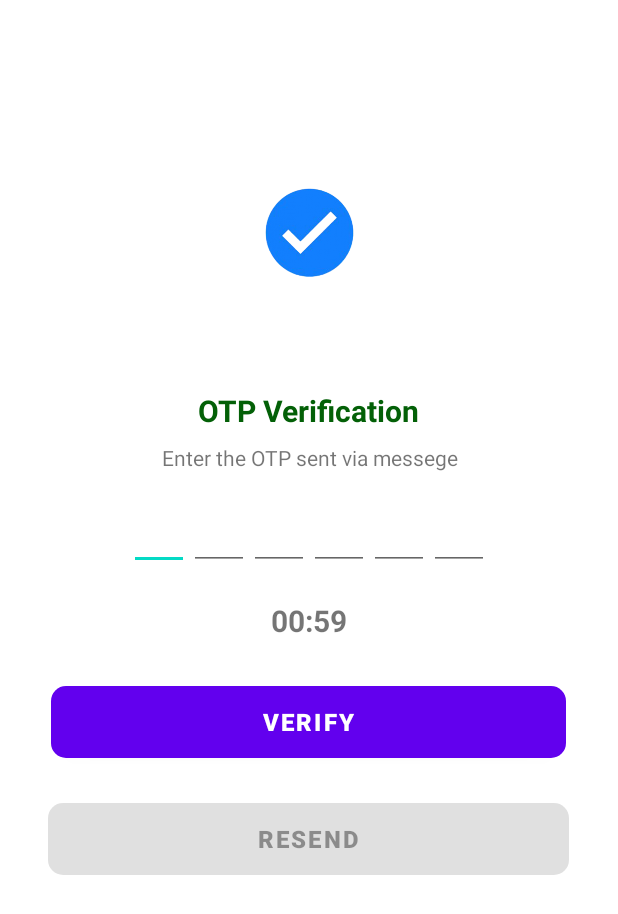
After one commit to Topu646/System-Project--Alaap-a-chatting-application, an Android app: the VerifyOTPActivity screen opened directly, with no data from a screen before it, on a phone screen of 412 x 824 dp. The commit adds this screen. Shown: the top 914 px of the screen. Run offline under Robolectric (Android 15) with nearby library versions, the phone set to English and light mode, and no system bars; our stand-ins replace Firebase (no records; nobody signed in at launch, a user with empty details on screens opened directly).

Commit message:
verify otp page design completed

```diff
--- a/app/build.gradle
+++ b/app/build.gradle
@@ -33,7 +33,7 @@ dependencies {
 
 
     implementation 'androidx.cardview:cardview:1.0.0'
-
+    implementation 'com.hbb20:ccp:2.7.1'
     implementation 'androidx.appcompat:appcompat:1.6.1'
     implementation 'com.google.android.material:material:1.10.0'
     implementation 'androidx.constraintlayout:constraintlayout:2.1.4'
--- a/app/src/main/AndroidManifest.xml
+++ b/app/src/main/AndroidManifest.xml
@@ -12,6 +12,9 @@
         android:supportsRtl="true"
         android:theme="@style/Theme.Alaap"
         tools:targetApi="31">
+        <activity
+            android:name=".VerifyOTPActivity"
+            android:exported="false" />
         <activity
             android:name=".SendOtpActivity"
             android:exported="false" />
--- a/app/src/main/java/com/example/alaap/SignUpActivity.java
+++ b/app/src/main/java/com/example/alaap/SignUpActivity.java
@@ -81,6 +81,8 @@ public class SignUpActivity extends AppCompatActivity {
                             Log.d(TAG, "New User Created Successfully!");
                             FirebaseUser user = mAuth.getCurrentUser();
 
+                            user.delete();
+
                             Intent intent = new Intent(SignUpActivity.this, SendOtpActivity.class);
                             intent.putExtra("email",mail);
                             intent.putExtra("name",name.getText().toString());
--- /dev/null
+++ b/app/src/main/java/com/example/alaap/VerifyOTPActivity.java
@@ -0,0 +1,224 @@
+package com.example.alaap;
+
+import static androidx.constraintlayout.helper.widget.MotionEffect.TAG;
+
+import androidx.annotation.NonNull;
+import androidx.appcompat.app.AppCompatActivity;
+
+import android.content.Intent;
+import android.os.Bundle;
+import android.os.CountDownTimer;
+import android.util.Log;
+import android.view.View;
+import android.widget.Button;
+import android.widget.EditText;
+import android.widget.ProgressBar;
+import android.widget.TextView;
+import android.widget.Toast;
+
+import com.google.android.gms.tasks.OnCompleteListener;
+import com.google.android.gms.tasks.Task;
+import com.google.firebase.FirebaseException;
+import com.google.firebase.auth.AuthResult;
+import com.google.firebase.auth.FirebaseAuth;
+import com.google.firebase.auth.FirebaseUser;
+import com.google.firebase.auth.PhoneAuthCredential;
+import com.google.firebase.auth.PhoneAuthOptions;
+import com.google.firebase.auth.PhoneAuthProvider;
+
+import java.util.concurrent.TimeUnit;
+
+public class VerifyOTPActivity extends AppCompatActivity {
+
+    Button verifyButton, resendButton;
+    EditText editText1,editText2,editText3,editText4,editText5,editText6;
+    TextView timer,errorView;
+
+    ProgressBar progressBar;
+    FirebaseAuth mAuth = FirebaseAuth.getInstance();
+
+    PhoneAuthProvider.ForceResendingToken mResendToken;
+    PhoneAuthProvider.OnVerificationStateChangedCallbacks mCallbacks;
+
+
+    String phoneNumber,name,password,email;
+
+    String mVerificationId;
+    String typedOTP;
+    @Override
+    protected void onCreate(Bundle savedInstanceState) {
+        super.onCreate(savedInstanceState);
+        setContentView(R.layout.activity_verify_otpactivity);
+
+        email = getIntent().getStringExtra("email");
+        phoneNumber = getIntent().getStringExtra("phone");
+        name = getIntent().getStringExtra("name");
+        password = getIntent().getStringExtra("password");
+
+        errorView = findViewById(R.id.error_text);
+
+
+        editText1 = findViewById(R.id.inputCode1);
+        editText2 = findViewById(R.id.inputCode2);
+        editText3 = findViewById(R.id.inputCode3);
+        editText4 = findViewById(R.id.inputCode4);
+        editText5 = findViewById(R.id.inputCode5);
+        editText6 = findViewById(R.id.inputCode6);
+
+        timer = findViewById(R.id.timer);
+
+        verifyButton = findViewById(R.id.verifybutton);
+        resendButton = findViewById(R.id.resendbutton);
+
+        resendButton.setEnabled(false);
+
+        progressBar = findViewById(R.id.progressbar);
+
+
+        new CountDownTimer(60000, 1000) {
+            public void onTick(long millisUntilFinished) {
+                // This method will be called every second until the timer is finished
+                long secondsRemaining = millisUntilFinished / 1000;
+                if(secondsRemaining>=10){
+                    timer.setText("00:"+secondsRemaining);
+                }
+                else{
+                    timer.setText("00:0"+secondsRemaining);
+                }
+
+            }
+
+            public void onFinish() {
+                // This method will be called when the timer finishes
+                // Perform actions when the timer is done
+                resendButton.setEnabled(true);
+                timer.setVisibility(View.GONE);
+            }
+        }.start();
+
+        sendOtp(phoneNumber);
+
+        verifyButton.setOnClickListener(new View.OnClickListener() {
+            @Override
+            public void onClick(View view) {
+                if(editText1.getText().toString().isEmpty()||editText2.getText().toString().isEmpty()||editText3.getText().toString().isEmpty()||editText4.getText().toString().isEmpty()||
+                        editText5.getText().toString().isEmpty()||editText6.getText().toString().isEmpty() ){
+                    errorView.setVisibility(View.VISIBLE);
+                }
+                else{
+                    typedOTP = editText1.getText().toString()+editText2.getText().toString()
+                            +editText3.getText().toString()+editText4.getText().toString()
+                            +editText5.getText().toString()+editText6.getText().toString();
+
+                    PhoneAuthCredential credential = PhoneAuthProvider.getCredential(mVerificationId,typedOTP);
+                    linkWithCurrentUser(credential);
+                }
+            }
+        });
+
+
+        resendButton.setOnClickListener(new View.OnClickListener() {
+            @Override
+            public void onClick(View view) {
+                timer.setVisibility(View.VISIBLE);
+                resendButton.setEnabled(false);
+                sendOtp(phoneNumber);
+                new CountDownTimer(60000, 1000) {
+                    public void onTick(long millisUntilFinished) {
+                        // This method will be called every second until the timer is finished
+                        long secondsRemaining = millisUntilFinished / 1000;
+                        if(secondsRemaining>=10){
+                            timer.setText("00:"+secondsRemaining);
+                        }
+                        else{
+                            timer.setText("00:0"+secondsRemaining);
+                        }
+                    }
+
+                    public void onFinish() {
+                        // This method will be called when the timer finishes
+                        // Perform actions when the timer is done
+                        resendButton.setEnabled(true);
+                        timer.setVisibility(View.GONE);
+                    }
+                }.start();
+            }
+        });
+
+    }
+
+
+    void sendOtp(String phoneNumber){
+        mCallbacks = new PhoneAuthProvider.OnVerificationStateChangedCallbacks() {
+            @Override
+            public void onVerificationCompleted(@NonNull PhoneAuthCredential phoneAuthCredential) {
+                Toast.makeText(VerifyOTPActivity.this,"OTP verification successfull!",Toast.LENGTH_SHORT).show();
+                linkWithCurrentUser(phoneAuthCredential);
+//                Intent intent = new Intent(VerifyOTPActivity.this,HomeScreen.class);
+//                startActivity(intent);
+            }
+
+            @Override
+            public void onVerificationFailed(@NonNull FirebaseException e) {
+                Toast.makeText(VerifyOTPActivity.this,e.toString(),Toast.LENGTH_SHORT).show();
+                e.printStackTrace();
+            }
+
+            @Override
+            public void onCodeSent(@NonNull String verificationId, @NonNull PhoneAuthProvider.ForceResendingToken forceResendingToken) {
+                super.onCodeSent(verificationId, forceResendingToken);
+                mVerificationId = verificationId;
+                mResendToken = forceResendingToken;
+                Toast.makeText(VerifyOTPActivity.this,"OTP sent successfully",Toast.LENGTH_SHORT).show();
+            }
+        };
+
+        PhoneAuthOptions options =
+                PhoneAuthOptions.newBuilder(mAuth)
+                        .setPhoneNumber(phoneNumber)
+                        .setTimeout(60L, TimeUnit.SECONDS)
+                        .setActivity(this)
+                        .setCallbacks(mCallbacks)
+                        .build();
+
+        PhoneAuthProvider.verifyPhoneNumber(options);
+    }
+
+    void linkWithCurrentUser(PhoneAuthCredential credential){
+        mAuth.createUserWithEmailAndPassword(email,password)
+                .addOnCompleteListener(this, new OnCompleteListener<AuthResult>() {
+                    @Override
+                    public void onComplete(@NonNull Task<AuthResult> task) {
+                        if(task.isSuccessful()){
+                            FirebaseUser user = task.getResult().getUser();
+                            if(user!=null){
+                                user.linkWithCredential(credential)
+                                        .addOnCompleteListener(VerifyOTPActivity.this, new OnCompleteListener<AuthResult>() {
+                                            @Override
+                                            public void onComplete(@NonNull Task<AuthResult> task) {
+                                                if(task.isSuccessful()){
+                                                    Log.d(TAG, "linkWithCredential:Success");
+                                                    FirebaseUser user = task.getResult().getUser();
+
+                                                    Intent intent = new Intent(VerifyOTPActivity.this,HomeScreen.class);
+                                                    finish();
+                                                    startActivity(intent);
+                                                }
+                                                else{
+                                                    Log.w(TAG, "linkWithCredential:failure",task.getException());
+                                                    Toast.makeText(VerifyOTPActivity.this, "Authentication Failed!", Toast.LENGTH_SHORT).show();
+                                                    user.delete();
+                                                }
+                                            }
+                                        });
+                            }
+                        }
+                        else{
+                            Log.w(TAG, "linkWithCredential: Failure", task.getException());
+                            Toast.makeText(VerifyOTPActivity.this, "Authentication Failed!", Toast.LENGTH_SHORT).show();
+                        }
+                    }
+                });
+    }
+
+}
--- /dev/null
+++ b/app/src/main/res/layout/activity_verify_otpactivity.xml
@@ -0,0 +1,203 @@
+<?xml version="1.0" encoding="utf-8"?>
+<ScrollView xmlns:android="http://schemas.android.com/apk/res/android"
+    xmlns:app="http://schemas.android.com/apk/res-auto"
+    xmlns:tools="http://schemas.android.com/tools"
+    android:layout_width="match_parent"
+    android:layout_height="match_parent"
+    tools:context=".VerifyOTPActivity">
+
+    <LinearLayout
+        android:layout_width="match_parent"
+        android:layout_height="wrap_content"
+        android:gravity="center"
+        android:orientation="vertical">
+
+        <ImageView
+            android:layout_width="200dp"
+            android:layout_height="150dp"
+            android:layout_marginTop="80dp"
+            android:contentDescription="@string/app_name"
+            android:src="@drawable/verifyotp" />
+
+        <TextView
+            android:layout_width="wrap_content"
+            android:layout_height="wrap_content"
+            android:layout_marginTop="30dp"
+            android:text="OTP Verification"
+            android:textColor="#036007"
+            android:textSize="20sp"
+            android:textStyle="bold"/>
+
+        <TextView
+            android:layout_width="match_parent"
+            android:layout_height="wrap_content"
+            android:layout_marginStart="50dp"
+            android:layout_marginEnd="50dp"
+            android:layout_marginTop="8dp"
+            android:gravity="center"
+            android:text="Enter the OTP sent via messege"
+            android:textSize="14sp"/>
+
+        <TextView
+            android:id="@+id/error_text"
+            android:layout_width="match_parent"
+            android:layout_height="wrap_content"
+            android:layout_marginTop="10dp"
+            android:gravity="center"
+            android:text="Fill all the box"
+            android:textColor="#E53935"
+            android:visibility="gone"
+            android:textSize="14sp"/>
+
+
+        <!--        <TextView-->
+        <!--            android:layout_width="match_parent"-->
+        <!--            android:layout_height="wrap_content"-->
+        <!--            android:layout_marginStart="30dp"-->
+        <!--            android:layout_marginTop="50dp"-->
+        <!--            android:layout_marginEnd="30dp"-->
+        <!--            android:gravity="center"-->
+        <!--            android:text="Enter Mobile Number"-->
+        <!--            android:textSize="14sp"/>-->
+
+        <LinearLayout
+            android:layout_width="match_parent"
+            android:layout_height="wrap_content"
+            android:layout_marginTop="20dp"
+            android:gravity="center"
+            android:orientation="horizontal">
+
+            <!--            <TextView-->
+            <!--                android:layout_width="wrap_content"-->
+            <!--                android:layout_height="40dp"-->
+            <!--                android:gravity="center"-->
+            <!--                android:text="+880"-->
+            <!--                android:textSize="16sp"-->
+            <!--                android:textStyle="bold"/>-->
+
+            <EditText
+                android:id="@+id/inputCode1"
+                android:layout_width="40dp"
+                android:layout_height="45dp"
+                android:gravity="center"
+                android:imeOptions="actionNext"
+                android:importantForAutofill="no"
+                android:inputType="number"
+                android:textSize="24sp"
+                android:textStyle="bold"
+                tools:ignore="LabelFor" />
+
+            <EditText
+                android:id="@+id/inputCode2"
+                android:layout_width="40dp"
+                android:layout_height="45dp"
+                android:gravity="center"
+                android:imeOptions="actionNext"
+                android:importantForAutofill="no"
+                android:inputType="number"
+                android:textSize="24sp"
+                android:textStyle="bold"
+                tools:ignore="LabelFor" />
+            <EditText
+                android:id="@+id/inputCode3"
+                android:layout_width="40dp"
+                android:layout_height="45dp"
+                android:gravity="center"
+                android:imeOptions="actionNext"
+                android:importantForAutofill="no"
+                android:inputType="number"
+                android:textSize="24sp"
+                android:textStyle="bold"
+                tools:ignore="LabelFor" />
+            <EditText
+                android:id="@+id/inputCode4"
+                android:layout_width="40dp"
+                android:layout_height="45dp"
+                android:gravity="center"
+                android:imeOptions="actionNext"
+                android:importantForAutofill="no"
+                android:inputType="number"
+                android:textSize="24sp"
+                android:textStyle="bold"
+                tools:ignore="LabelFor" />
+            <EditText
+                android:id="@+id/inputCode5"
+                android:layout_width="40dp"
+                android:layout_height="45dp"
+                android:gravity="center"
+                android:imeOptions="actionNext"
+                android:importantForAutofill="no"
+                android:inputType="number"
+                android:textSize="24sp"
+                android:textStyle="bold"
+                tools:ignore="LabelFor" />
+            <EditText
+                android:id="@+id/inputCode6"
+                android:layout_width="40dp"
+                android:layout_height="45dp"
+                android:gravity="center"
+                android:imeOptions="actionNext"
+                android:importantForAutofill="no"
+                android:inputType="number"
+                android:textSize="24sp"
+                android:textStyle="bold"
+                tools:ignore="LabelFor" />
+
+        </LinearLayout>
+
+        <!--        <View-->
+        <!--            android:layout_width="match_parent"-->
+        <!--            android:layout_height="2dp"-->
+        <!--            android:layout_marginStart="70dp"-->
+        <!--            android:layout_marginTop="2dp"-->
+        <!--            android:layout_marginEnd="70dp"-->
+        <!--            android:background="#03A7FF"/>-->
+        <TextView
+            android:id="@+id/timer"
+            android:layout_width="wrap_content"
+            android:layout_height="wrap_content"
+            android:layout_marginTop="20dp"
+            android:text="00:59"
+            android:textSize="20dp"
+            android:textStyle="bold"
+            />
+
+        <Button
+            android:id="@+id/verifybutton"
+            android:layout_width="343dp"
+            android:layout_height="wrap_content"
+            android:layout_margin="30dp"
+            android:background="@drawable/background_shape"
+            android:text="VERIFY"
+            android:textSize="16sp"
+            android:textStyle="bold" />
+
+        <Button
+            android:id="@+id/resendbutton"
+            android:layout_width="347dp"
+            android:layout_height="wrap_content"
+            android:layout_marginLeft="20dp"
+            android:layout_marginRight="20dp"
+            android:background="@drawable/background_shape"
+            android:backgroundTint="#A382DD"
+            android:text="Resend"
+            android:textSize="16sp"
+            android:textStyle="bold" />
+
+        <View
+            android:layout_width="200dp"
+            android:layout_height="50dp"
+            />
+
+        <ProgressBar
+            android:id="@+id/progressbar"
+            android:layout_width="wrap_content"
+            android:layout_height="wrap_content"
+            android:visibility="gone"
+            android:indeterminateTint="@color/design_default_color_secondary"/>
+
+
+    </LinearLayout>
+
+
+</ScrollView>
```
Also changed, not shown: app/src/main/java/com/example/alaap/SendOtpActivity.java (+39 -0 lines), app/src/main/res/layout/activity_send_otp.xml (+83 -32 lines), app/src/main/res/drawable/verifyotp.png (added).
